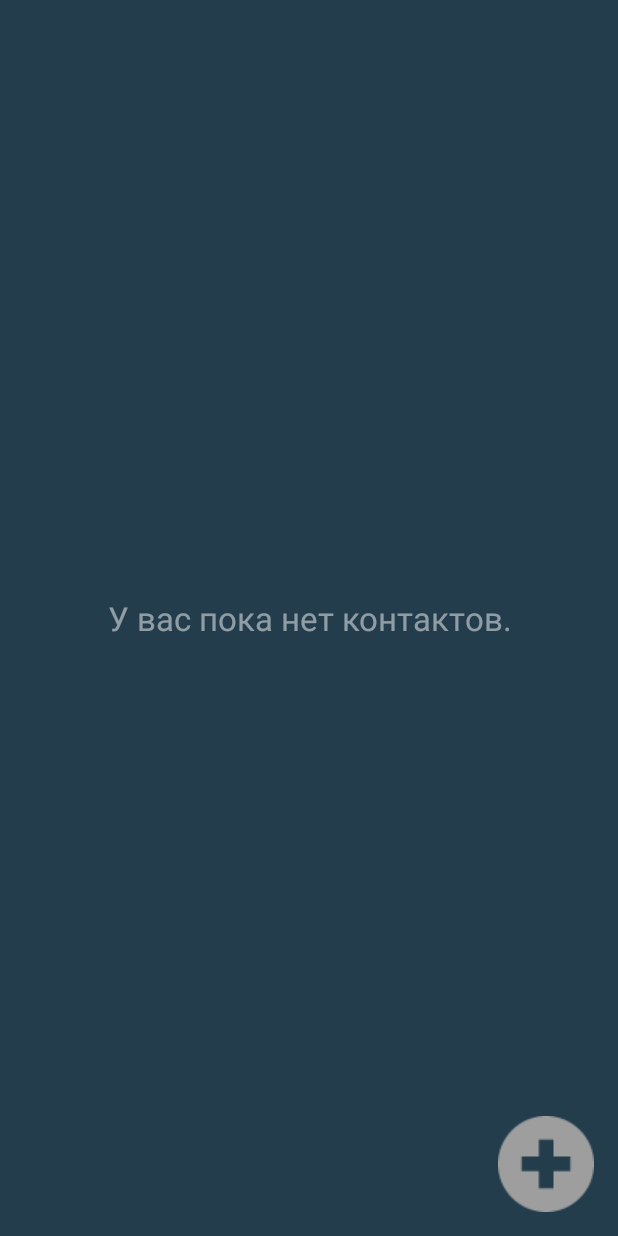
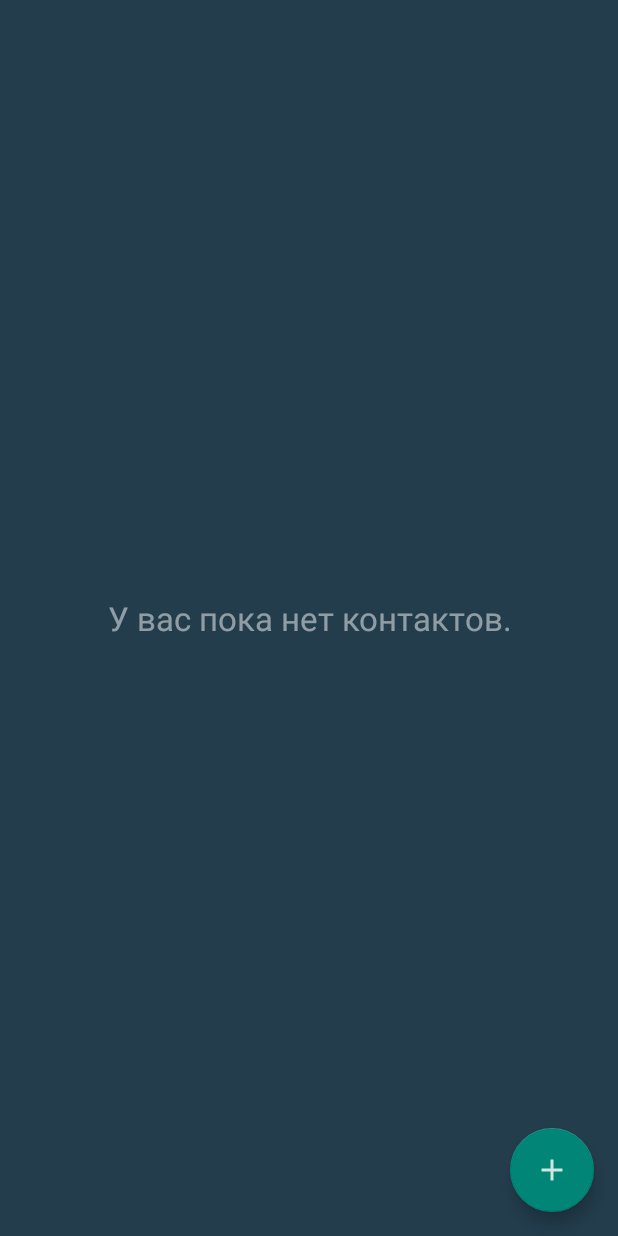
Before and after one commit to AntipovAleksandr/NoteME-, an Android app: the screen it shows after launch (ContactListActivity), on a phone screen of 412 x 824 dp. Run offline under Robolectric (Android 15) with nearby library versions, the phone set to English and light mode, and no system bars.

Commit message:
Add FloatingActionButton and selected implementation texts on ContactListActivity

```diff
--- a/app/build.gradle
+++ b/app/build.gradle
@@ -23,6 +23,6 @@ dependencies {
     compile fileTree(dir: 'libs', include: ['*.jar'])
     testCompile 'junit:junit:4.12'
     compile 'com.android.support:appcompat-v7:23.0.1'
-    compile 'com.android.support:design:23.0.1'
+    compile 'com.android.support:design:23.1.1'
     compile 'com.squareup.picasso:picasso:2.5.2'
 }
--- a/app/src/main/java/com/example/noteme/project/activity/ContactInfoActivity.java
+++ b/app/src/main/java/com/example/noteme/project/activity/ContactInfoActivity.java
@@ -6,6 +6,7 @@ import android.widget.TextView;
 
 import com.example.noteme.R;
 import com.example.noteme.project.database.DataHandler;
+import com.example.noteme.project.listeners.OnContactListListener;
 import com.example.noteme.project.model.Contact;
 
 
@@ -21,8 +22,7 @@ public class ContactInfoActivity extends AppCompatActivity {
 
         Bundle bundle = getIntent().getExtras();
         contactsId = bundle.getLong("ContactsId");
-        dataHandler = new DataHandler(this);
-        dataHandler.open();
+        dataHandler = DataHandler.getInstance(this);;
 
         Contact contact = dataHandler.getContact(String.valueOf(contactsId));
 
@@ -41,6 +41,5 @@ public class ContactInfoActivity extends AppCompatActivity {
     @Override
     protected void onDestroy() {
         super.onDestroy();
-        dataHandler.close();
     }
 }
--- a/app/src/main/java/com/example/noteme/project/activity/ContactListActivity.java
+++ b/app/src/main/java/com/example/noteme/project/activity/ContactListActivity.java
@@ -15,13 +15,14 @@ import android.widget.TextView;
 import com.example.noteme.R;
 import com.example.noteme.project.adapter.ContactListAdapter;
 import com.example.noteme.project.database.DataHandler;
+import com.example.noteme.project.listeners.OnContactListListener;
 import com.example.noteme.project.model.Contact;
 
 import java.util.ArrayList;
 import java.util.List;
 
 public class ContactListActivity extends Activity implements AdapterView.OnItemClickListener,
-        View.OnClickListener, AdapterView.OnItemLongClickListener {
+        View.OnClickListener, AdapterView.OnItemLongClickListener, OnContactListListener {
 
     private DataHandler dataHandler;
     public List<Contact> myContacts = new ArrayList<Contact>();
@@ -34,7 +35,8 @@ public class ContactListActivity extends Activity implements AdapterView.OnItemC
         super.onCreate(savedInstanceState);
         setContentView(R.layout.activity_contact_list);
 
-        dataHandler = new DataHandler(this);
+        dataHandler = DataHandler.getInstance(this);
+        dataHandler.getInstance(this).setListener(this);
         dataHandler.open();
 
         (findViewById(R.id.btn_contact_list_add)).setOnClickListener(this);
@@ -42,35 +44,24 @@ public class ContactListActivity extends Activity implements AdapterView.OnItemC
         adapter = new ContactListAdapter(this);
 
         myListView.setAdapter(adapter);
-
         myListView.setOnItemClickListener(this);
         myListView.setOnItemLongClickListener(this);
 
         textToOneContact = (TextView) findViewById(R.id.text_to_one_contact);
+
+        hideContactsIndicator();
     }
 
     @Override
     protected void onResume() {
         super.onResume();
-        if (isContactsAvailable()) {
-            adapter.setContacts(myContacts);
-        }
+        adapter.setContacts(myContacts);
     }
 
-    private boolean isContactsAvailable() {
-        myContacts = dataHandler.getContacts();
-        if (myContacts.isEmpty()) {
-            textToOneContact.setVisibility(View.VISIBLE);
-            return false;
-        } else {
-            textToOneContact.setVisibility(View.GONE);
-            return true;
-        }
-    }
 
     protected void onDestroy() {
         super.onDestroy();
-        dataHandler.close();
+        dataHandler.getInstance(this).close();
     }
 
     @Override
@@ -102,10 +93,7 @@ public class ContactListActivity extends Activity implements AdapterView.OnItemC
                 .setPositiveButton("Yes", new DialogInterface.OnClickListener() {
                     @Override
                     public void onClick(DialogInterface dialog, int which) {
-                        Contact contact = (Contact) adapter.getItem(position);
-                        dataHandler.removeContact(contact.getContactID());
-                        adapter.setContacts(dataHandler.getContacts());
-                        isContactsAvailable();
+                        dataHandler.removeContact(((Contact) adapter.getItem(position)).getContactID());
                     }
                 })
                 .setCancelable(false);
@@ -158,4 +146,19 @@ public class ContactListActivity extends Activity implements AdapterView.OnItemC
 
         quitDialog.show();
     }
+
+    @Override
+    public void onContactListChanged() {
+        myContacts = DataHandler.getInstance(this).getContacts();
+        adapter.setContacts(myContacts);
+        hideContactsIndicator();
+    }
+
+    private void hideContactsIndicator() {
+        if (myContacts.isEmpty()) {
+            textToOneContact.setVisibility(View.VISIBLE);
+        } else {
+            textToOneContact.setVisibility(View.GONE);
+        }
+    }
 }
--- a/app/src/main/java/com/example/noteme/project/database/DataHandler.java
+++ b/app/src/main/java/com/example/noteme/project/database/DataHandler.java
@@ -5,14 +5,11 @@ import android.content.Context;
 import android.database.Cursor;
 import android.database.sqlite.SQLiteDatabase;
 import android.database.sqlite.SQLiteOpenHelper;
-import android.view.View;
-import android.widget.TextView;
 
-import com.example.noteme.R;
+import com.example.noteme.project.listeners.OnContactListListener;
 import com.example.noteme.project.model.Contact;
 
 import java.util.ArrayList;
-import java.util.List;
 
 public class DataHandler {
 
@@ -24,8 +21,21 @@ public class DataHandler {
     public static final String TABLE_CREATE = "CREATE TABLE contactTable(contactID TEXT, filePath TEXT, name TEXT, mail TEXT, number TEXT, description TEXT);";
     public static final String FROM_COLUMN_ID = "contactID = ?";
 
+    private static DataHandler instance;
+    public DataBaseHelper dbHelper;
+    private OnContactListListener listener;
 
-    public DataBaseHelper dbHelper;
+    public void setListener(OnContactListListener listener) {
+        this.listener = listener;
+    }
+
+
+    public synchronized static DataHandler getInstance(Context context) {
+        if (instance == null) {
+            instance = new DataHandler(context);
+        }
+        return instance;
+    }
 
     public DataHandler(Context context) {
 
@@ -37,6 +47,8 @@ public class DataHandler {
         public DataBaseHelper(Context context) {
             super(context, DATA_BASE_NAME, null, DATABASE_VERSION);
         }
+
+
 
         @Override
         public void onCreate(SQLiteDatabase db) {
@@ -62,7 +74,7 @@ public class DataHandler {
 
     }
 
-    public void saveContact (Contact contact) {
+    public void saveContact(Contact contact) {
         ContentValues content = new ContentValues();
         content.put("contactID", Long.toString(System.currentTimeMillis()));
         content.put("filePath", contact.getFilePath());
@@ -71,6 +83,8 @@ public class DataHandler {
         content.put("number", contact.getNumber());
         content.put("description", contact.getDescription());
         sqLiteDatabase.insert(CONTACTS_TABLE_NAME, null, content);
+        listener.onContactListChanged();
+
 
     }
 
@@ -78,6 +92,8 @@ public class DataHandler {
         String whereClause = FROM_COLUMN_ID;
         String[] whereArgs = new String[]{contactId};
         sqLiteDatabase.delete(CONTACTS_TABLE_NAME, whereClause, whereArgs);
+        listener.onContactListChanged();
+
     }
 
     public Contact getContact(String contactID) {
--- /dev/null
+++ b/app/src/main/java/com/example/noteme/project/listeners/OnContactListListener.java
@@ -0,0 +1,7 @@
+package com.example.noteme.project.listeners;
+
+
+public interface OnContactListListener {
+
+    void onContactListChanged();
+}
--- a/app/src/main/res/layout/activity_contact_list.xml
+++ b/app/src/main/res/layout/activity_contact_list.xml
@@ -1,9 +1,13 @@
 <?xml version="1.0" encoding="utf-8"?>
-<RelativeLayout xmlns:android="http://schemas.android.com/apk/res/android"
+<android.support.v4.widget.DrawerLayout xmlns:android="http://schemas.android.com/apk/res/android"
     xmlns:tools="http://schemas.android.com/tools"
     android:layout_width="match_parent"
     android:layout_height="match_parent"
     android:fitsSystemWindows="true">
+
+    <android.support.design.widget.CoordinatorLayout
+        android:layout_width="match_parent"
+        android:layout_height="match_parent">
 
     <ListView
         android:id="@+id/lv_contact_list"
@@ -12,6 +16,16 @@
         android:layout_margin="8dp"
         android:background="@color/transparent_white" />
 
+    <android.support.design.widget.FloatingActionButton
+       android:id="@+id/btn_contact_list_add"
+        android:layout_width="wrap_content"
+        android:layout_height="wrap_content"
+        android:src="@mipmap/ic_plus"
+        android:layout_marginBottom="@dimen/activity_vertical_margin"
+        android:layout_marginRight="@dimen/activity_horizontal_margin"
+        android:layout_gravity="end|bottom"
+        android:onClick="onClick"/>
+    </android.support.design.widget.CoordinatorLayout>
 
     <TextView
         android:id="@+id/text_to_one_contact"
@@ -28,14 +42,4 @@
         android:visibility="gone"
         tools:visibility="visible" />
 
-    <ImageView
-        android:id="@+id/btn_contact_list_add"
-        android:layout_width="wrap_content"
-        android:layout_height="wrap_content"
-        android:layout_alignParentBottom="true"
-        android:layout_alignParentEnd="true"
-        android:layout_alignParentRight="true"
-        android:layout_margin="16dp"
-        android:background="?selectableItemBackground"
-        android:src="@drawable/add204" />
-</RelativeLayout>
+</android.support.v4.widget.DrawerLayout>
```
Also changed, not shown: app/src/main/java/com/example/noteme/project/activity/AddContactActivity.java (+5 -3 lines), app/src/main/res/mipmap-hdpi/ic_plus.png (added), app/src/main/res/mipmap-mdpi/ic_plus.png (added), app/src/main/res/mipmap-xhdpi/ic_plus.png (added), app/src/main/res/mipmap-xxhdpi/ic_plus.png (added), app/src/main/res/mipmap-xxxhdpi/ic_plus.png (added), 1 other file.
